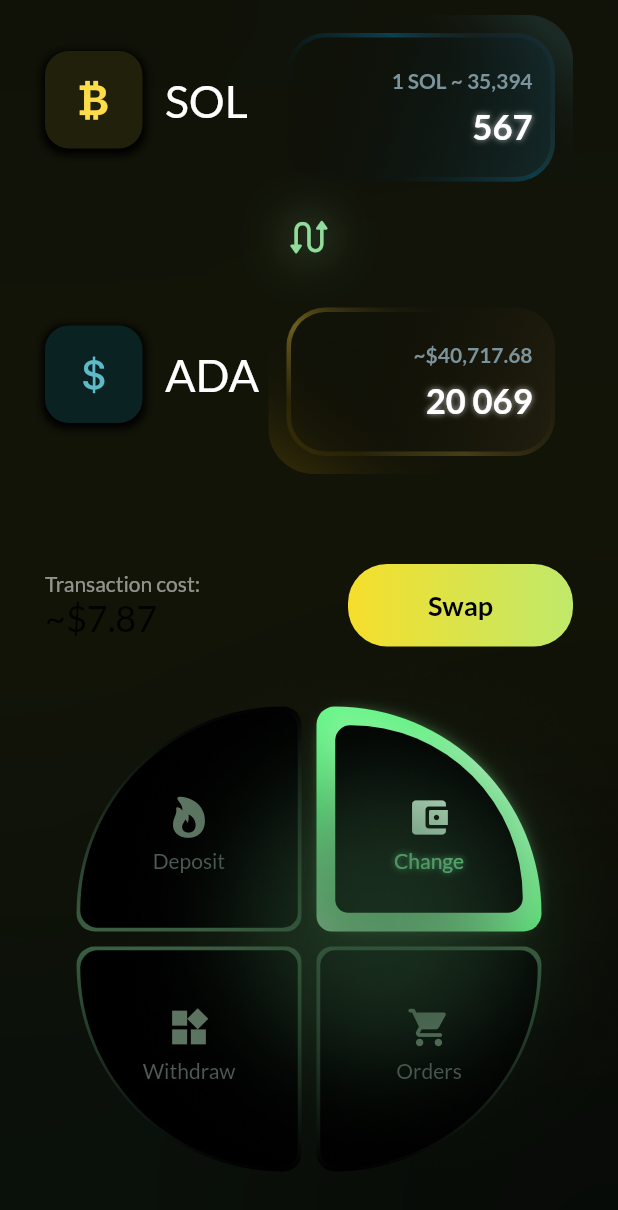
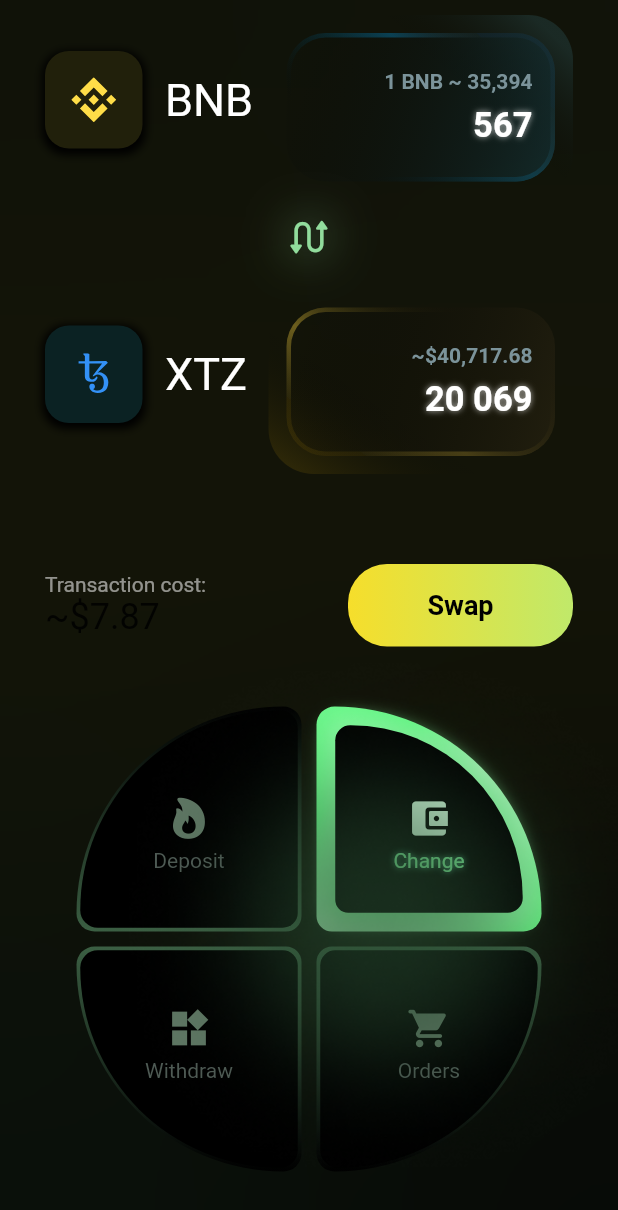
Before and after one commit to 0xAdiyat/CoinPulse-UI-Kit, a Flutter app: the screen it shows after launch, on a phone screen of 412 x 824 dp. Shown: the top 1210 px of the screen. Run offline on Flutter 3.47's test engine with Material 2 defaults, Android fonts, the light colour scheme and no system bars; our stand-ins replace flutter_svg, get, google_fonts.

Commit message:
Added icons

```diff
--- a/coin_pulse/lib/config/res/assets/app_icons.dart
+++ b/coin_pulse/lib/config/res/assets/app_icons.dart
@@ -1,3 +1,8 @@
 class AppIcons {
   static const upDownArrowIcon = 'assets/icons/up_down_arrow.svg';
+  static const btcCc = 'assets/icons/btc_cc.svg';
+  static const stratCC = 'assets/icons/strat_cc.svg';
+  static const btnCC = 'assets/icons/btn_cc.svg';
+  static const bnbCC = 'assets/icons/bnb_cc.svg';
+  static const xtzCC = 'assets/icons/xtz_cc.svg';
 }
--- a/coin_pulse/lib/config/themes/app_themes.dart
+++ b/coin_pulse/lib/config/themes/app_themes.dart
@@ -6,7 +6,8 @@
 
   static ThemeData lightTheme(BuildContext context) => ThemeData(
       useMaterial3: true,
-      textTheme: GoogleFonts.latoTextTheme(Theme.of(context).textTheme));
+      textTheme:
+          GoogleFonts.titilliumWebTextTheme(Theme.of(context).textTheme));
 
   static ThemeData darkTheme(BuildContext context) =>
       ThemeData.dark().copyWith();
--- a/coin_pulse/lib/view/home_page/home_page.dart
+++ b/coin_pulse/lib/view/home_page/home_page.dart
@@ -1,8 +1,9 @@
-import 'package:coin_pulse/config/res/assets/app_images.dart';
+import 'package:coin_pulse/config/config.dart';
 import 'package:coin_pulse/widgets/glowing_icon.dart';
 import 'package:coin_pulse/widgets/glowing_text_widget.dart';
 import 'package:flutter/cupertino.dart';
 import 'package:flutter/material.dart';
+import 'package:flutter_svg/flutter_svg.dart';
 
 import '../../components/blurred_gradient_overlay.dart';
 import 'components/cc_exchange_row.dart';
@@ -13,6 +14,17 @@
   @override
   Widget build(BuildContext context) {
     double triCircularSpacing = 10;
+    var fromCCIconWidget = SvgPicture.asset(
+      AppIcons.bnbCC,
+      height: 30,
+      fit: BoxFit.cover,
+      color: const Color(0xffFFDD48),
+    );
+    var toCCIconWidget = SvgPicture.asset(
+      AppIcons.xtzCC,
+      height: 28,
+      fit: BoxFit.cover,
+    );
     return Scaffold(
       backgroundColor: Colors.black,
       extendBody: true,
@@ -49,12 +61,8 @@
                 crossAxisAlignment: CrossAxisAlignment.center,
                 children: [
                   CCExchangeRow(
-                    ccIcon: const Icon(
-                      CupertinoIcons.bitcoin,
-                      size: 34,
-                      color: Color(0xffFFDD48),
-                    ),
-                    fromCcName: "SOL",
+                    ccIcon: fromCCIconWidget,
+                    fromCcName: "BNB",
                     ccContainerColor: const Color(0xff21200B),
                     currencyRateFromTxt: "1",
                     currencyRateToTxt: '35,394',
@@ -91,12 +99,8 @@
                     height: 10,
                   ),
                   CCExchangeRow(
-                    ccIcon: const Icon(
-                      CupertinoIcons.money_dollar,
-                      size: 34,
-                      color: Color(0xff5DBBC8),
-                    ),
-                    toCcName: "ADA",
+                    ccIcon: toCCIconWidget,
+                    toCcName: "XTZ",
                     ccContainerColor: const Color(0xff0B2223),
                     exchangeRateTxt: '20 069',
                     outerContainerColor: const Color(0xff665107),
```
Also changed, not shown: coin_pulse/assets/icons/bnb_cc.svg (added), coin_pulse/assets/icons/btc_cc.svg (added), coin_pulse/assets/icons/btn_cc.svg (added), coin_pulse/assets/icons/strat_cc.svg (added), coin_pulse/assets/icons/xtz_cc.svg (added).
